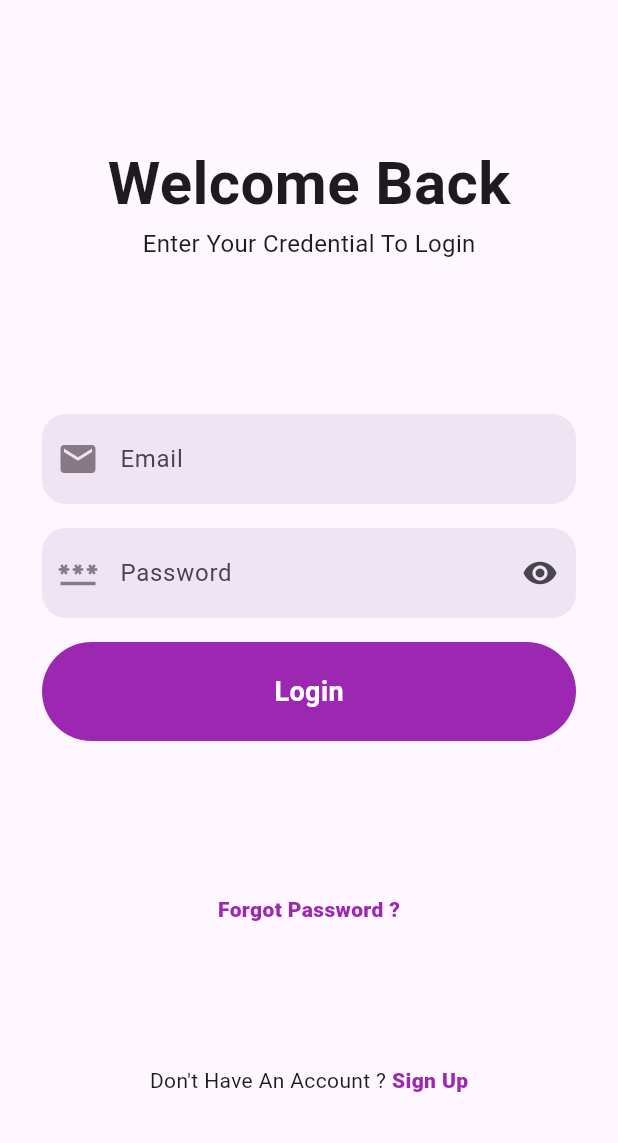
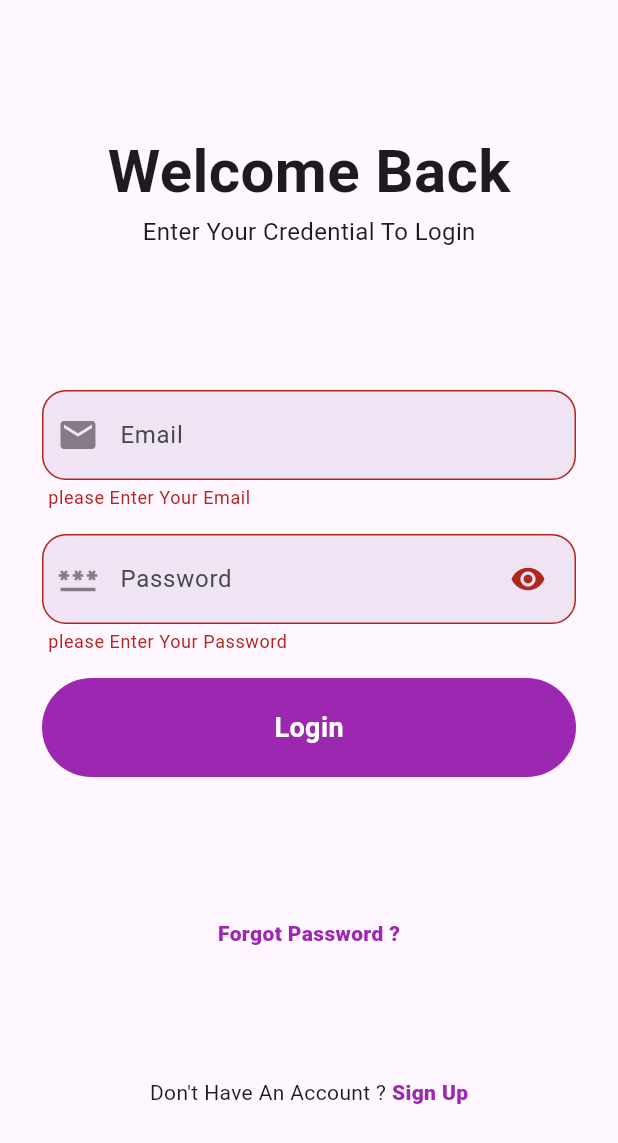
Before and after one commit to yousefa7med/demoProject, a Flutter app: the screen it shows after launch, after a tap on "Login", on a phone screen of 412 x 824 dp. Shown: the top 1143 px of the screen. Run offline on Flutter 3.47's test engine with Material 3 defaults, Android fonts, the phone set to English and light mode, and no system bars; our stand-ins replace awesome_dialog, bloc, firebase_auth, firebase_core, flutter_bloc, gap; accounts and stored records are empty.

Commit message:
sign up & login are completed except  google sign up

```diff
--- a/lib/Widgets/password_text_field.dart
+++ b/lib/Widgets/password_text_field.dart
@@ -37,7 +37,9 @@ class _PasswordTextFormFieldState extends State<PasswordTextFormField> {
           contentPadding: EdgeInsets.symmetric(vertical: 18),
           prefixIconColor: Color(0xff877986),
           prefixIcon: Icon(widget.prefixIcon, size: 28),
-          suffixIcon: IconButton(
+          suffixIcon: Padding(
+            padding: const EdgeInsets.only(right: 8.0),
+            child: IconButton(
               onPressed: () {
                 setState(() {
                   obscureText = !obscureText;
@@ -45,8 +47,9 @@ class _PasswordTextFormFieldState extends State<PasswordTextFormField> {
               },
               icon:
                   obscureText
-                    ? Icon(Icons.remove_red_eye_rounded)
-                    : Icon(Icons.remove_red_eye_rounded),
+                      ? Icon(Icons.visibility)
+                      : Icon(Icons.visibility_off),
+            ),
           ),
           filled: true,
           fillColor: Color(0xffEFE4F3),
--- a/lib/Widgets/signup_form.dart
+++ b/lib/Widgets/signup_form.dart
@@ -1,5 +1,6 @@
 import 'package:demo_iti/Widgets/bottom.dart';
 import 'package:demo_iti/Widgets/app_text_field.dart';
+import 'package:demo_iti/Widgets/password_text_field.dart';
 import 'package:demo_iti/cubits/signup_cubit/signup_cubit.dart';
 import 'package:demo_iti/helper/validator.dart';
 import 'package:firebase_auth/firebase_auth.dart';
@@ -29,13 +30,13 @@ class SignupForm extends StatelessWidget {
             controller: SignupCubit.get(context).emailController,
             validator: Validator.emailValidator(),
           ),
-          AppTextFormField(
+          PasswordTextFormField(
             hintText: 'Password',
             prefixIcon: Icons.password,
             controller: SignupCubit.get(context).passwordController,
             validator: Validator.signupPasswordValidator(),
           ),
-          AppTextFormField(
+          PasswordTextFormField(
             hintText: "Confirm Password",
             prefixIcon: Icons.password,
             controller: SignupCubit.get(context).confirmPasswordController,
--- a/lib/cubits/signup_cubit/signup_cubit.dart
+++ b/lib/cubits/signup_cubit/signup_cubit.dart
@@ -17,7 +17,7 @@ class SignupCubit extends Cubit<SignupState> {
   Future<UserCredential?> signup() async {
     UserCredential? user;
     try {
-      user = await auth.signUp(emailController.text, passwordController.text);
+      user = await auth.signUp(emailController.text, passwordController.text,userNameController.text);
       emit(SignupLoading());
 
       await auth.sendVerfiyEmail();
--- a/lib/views/loginPage.dart
+++ b/lib/views/loginPage.dart
@@ -2,9 +2,11 @@ import 'package:demo_iti/Widgets/bottom.dart';
 import 'package:demo_iti/Widgets/app_text_field.dart';
 import 'package:demo_iti/Widgets/password_text_field.dart';
 import 'package:demo_iti/cubits/login_cubit/login_cubit.dart';
+import 'package:demo_iti/helper/snackbar_func.dart';
 import 'package:demo_iti/helper/validator.dart';
 import 'package:demo_iti/views/signup_page.dart';
 import 'package:flutter/material.dart';
+import 'package:flutter_bloc/flutter_bloc.dart';
 
 class LoginPage extends StatelessWidget {
   const LoginPage({super.key});
@@ -29,21 +31,16 @@ class LoginPage extends StatelessWidget {
                 style: TextStyle(fontSize: 16),
               ),
               Spacer(),
-              AppTextFormField(
-                prefixIcon: Icons.email,
-                hintText: 'Email',
-                controller: LoginCubit.get(context).emailController,
-                validator: Validator.emailValidator(),
+              BlocListener<LoginCubit, LoginState>(
+                listener: (context, state) {
+                  if (state is LoginSuccessed) {
+                    showSnackBar(context, 'Successed');
+                  } else if (state is LoginFailure) {
+                    showSnackBar(context, state.errMsg);
+                  }
+                },
+                child: LoginForm(),
               ),
-
-              PasswordTextFormField(
-                prefixIcon: Icons.password,
-                hintText: 'Password',
-                controller: LoginCubit.get(context).passwordController,
-                validator: Validator.loginPasswordValidator(),
-              ),
-
-              Bottom(text: "Login", color: Color(0xff9C28B2), onTap: () {}),
               Spacer(),
 
               Text(
@@ -84,3 +81,44 @@ class LoginPage extends StatelessWidget {
     );
   }
 }
+
+class LoginForm extends StatelessWidget {
+  LoginForm({super.key});
+  final GlobalKey<FormState> formKey = GlobalKey();
+  @override
+  Widget build(BuildContext context) {
+    return Form(
+      key: formKey,
+      child: Column(
+        children: [
+          AppTextFormField(
+            prefixIcon: Icons.email,
+            hintText: 'Email',
+            controller: LoginCubit.get(context).emailController,
+            validator: Validator.emailValidator(),
+          ),
+
+          PasswordTextFormField(
+            prefixIcon: Icons.password,
+            hintText: 'Password',
+            controller: LoginCubit.get(context).passwordController,
+            validator: Validator.loginPasswordValidator(),
+          ),
+
+          Bottom(
+            text: "Login",
+            color: Color(0xff9C28B2),
+            onTap: () {
+              if (formKey.currentState!.validate()) {
+                LoginCubit.get(context).login(
+                  LoginCubit.get(context).emailController.text,
+                  LoginCubit.get(context).passwordController.text,
+                );
+              }
+            },
+          ),
+        ],
+      ),
+    );
+  }
+}
```
Also changed, not shown: lib/cubits/login_cubit/login_cubit.dart (+16 -2 lines), lib/helper/auth.dart (+8 -3 lines). Lines whose indentation alone changed are shown as unchanged.
